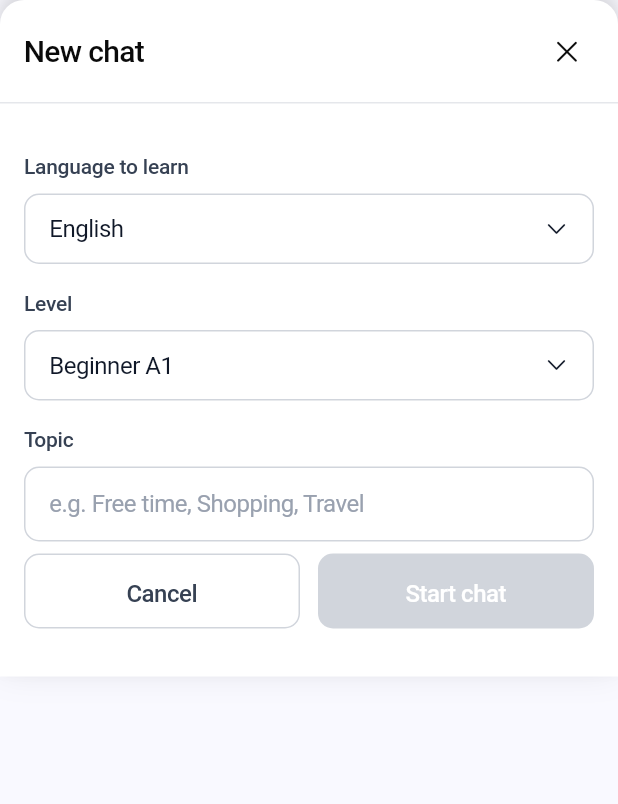
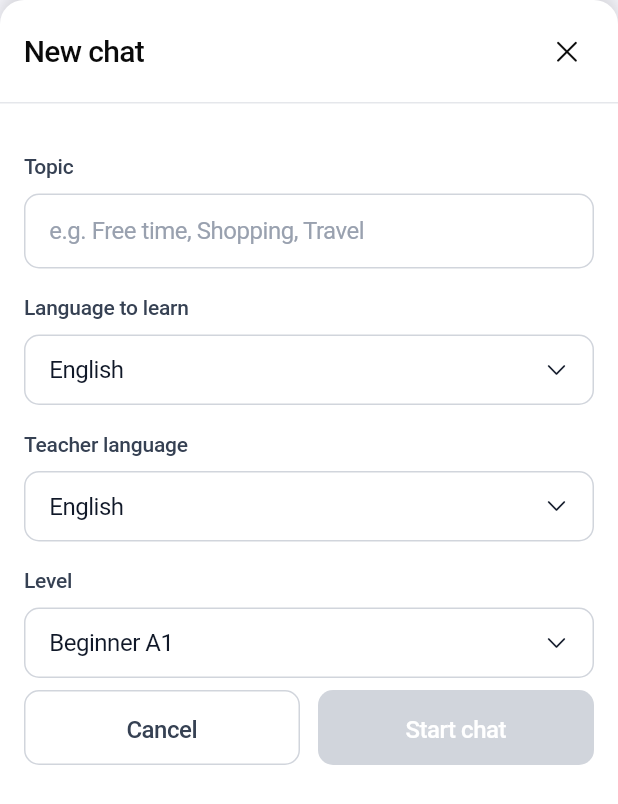
Before and after one commit to RuslanTsitser/repeat_tutor, a Flutter app: the CreateChatBottomSheet widget shown alone on an empty page, opened directly, on a phone screen of 412 x 824 dp. Shown: the top 804 px of the screen. Run offline on Flutter 3.47's test engine with Material 3 defaults, Android fonts, the phone set to English and light mode, and no system bars; our stand-ins replace auto_route, dio, drift, flutter_riverpod, package_info_plus, permission_handler and 3 more; missing offline and left inert: ab_test_service, apphud, flutter_webrtc, markdown_widget, record, sqlite3; accounts and stored records are empty; generated files the repository leaves out were written again.

Commit message:
feat(chat): add topic and teacher language fields to chat creation form
- Introduced new input fields for 'Topic' and 'Teacher language' in the CreateChatBottomSheet, enhancing the chat creation experience.
- Updated state management to handle changes in these new fields, improving user interaction and customization options during chat setup.

```diff
--- a/lib/features/chats/presentation/create_chat_bottom_sheet.dart
+++ b/lib/features/chats/presentation/create_chat_bottom_sheet.dart
@@ -96,6 +96,17 @@ class CreateChatBottomSheet extends ConsumerWidget {
                 crossAxisAlignment: CrossAxisAlignment.start,
                 children: [
                   const SizedBox(height: 16),
+                  // Topic
+                  _FormField(
+                    label: 'Topic',
+                    child: _TopicInput(
+                      value: state.topic,
+                      onChanged: (topic) {
+                        entity.setState(state.copyWith(topic: topic));
+                      },
+                    ),
+                  ),
+                  const SizedBox(height: 16),
                   // Language to learn
                   _FormField(
                     label: 'Language to learn',
@@ -103,6 +114,19 @@ class CreateChatBottomSheet extends ConsumerWidget {
                       value: state.language,
                       onChanged: (language) {
                         entity.setState(state.copyWith(language: language));
+                      },
+                    ),
+                  ),
+                  const SizedBox(height: 16),
+                  // Teacher language
+                  _FormField(
+                    label: 'Teacher language',
+                    child: _LanguageDropdown(
+                      value: state.teacherLanguage,
+                      onChanged: (teacherLanguage) {
+                        entity.setState(
+                          state.copyWith(teacherLanguage: teacherLanguage),
+                        );
                       },
                     ),
                   ),
@@ -117,17 +141,7 @@ class CreateChatBottomSheet extends ConsumerWidget {
                       },
                     ),
                   ),
-                  const SizedBox(height: 16),
-                  // Topic
-                  _FormField(
-                    label: 'Topic',
-                    child: _TopicInput(
-                      value: state.topic,
-                      onChanged: (topic) {
-                        entity.setState(state.copyWith(topic: topic));
-                      },
-                    ),
-                  ),
+
                   const SizedBox(height: 8),
                   // Buttons
                   Row(
@@ -150,7 +164,7 @@ class CreateChatBottomSheet extends ConsumerWidget {
 
                   SizedBox(
                     height: max(
-                      MediaQuery.viewInsetsOf(context).bottom,
+                      MediaQuery.viewInsetsOf(context).bottom * 0.4,
                       16,
                     ),
                   ),
```
